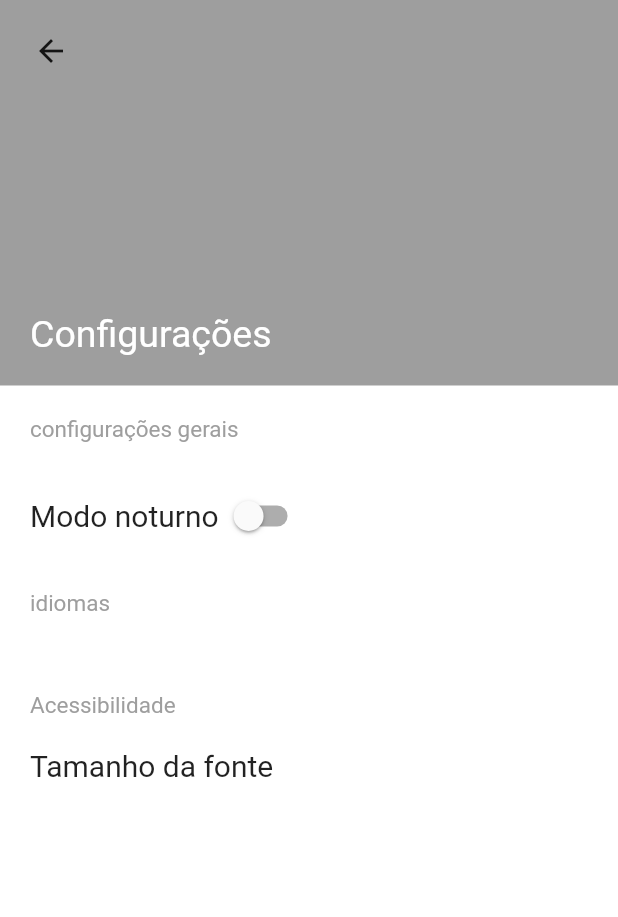
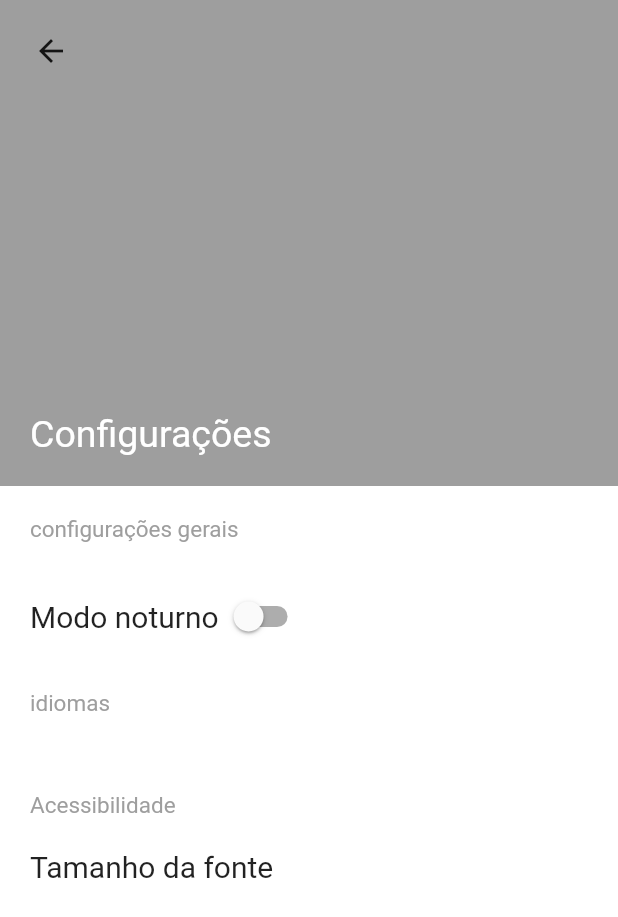
Before and after one commit to rbrtotavio/graw, a Flutter app: the ConfigPage screen opened by its route, on a phone screen of 412 x 824 dp. Shown: the top 917 px of the screen. Run offline on Flutter 3.47's test engine with Material 2 defaults, Android fonts, the light colour scheme and no system bars.

Commit message:
correção tela de config

```diff
--- a/lib/screens/config_screen.dart
+++ b/lib/screens/config_screen.dart
@@ -34,8 +34,7 @@
               },
             ),
           ),
-          Expanded(
-            flex: 1,
+          Flexible(
             child: Container(
               alignment: Alignment.bottomLeft,
               padding: const EdgeInsets.all(20),
@@ -46,12 +45,10 @@
               ),
             ),
           ),
-          Expanded(
-            flex: 3,
-            child: Container(
+          Container(
+            height: 500,
             color: Colors.white,
             padding: const EdgeInsets.all(20),
-              child: Expanded(
             child: Column(
               children: [
                 Align(
@@ -119,8 +116,6 @@
                 )
               ],
             ),
-              ),
-            ),
           )
         ],
       ),
```
Lines whose indentation alone changed are shown as unchanged.
